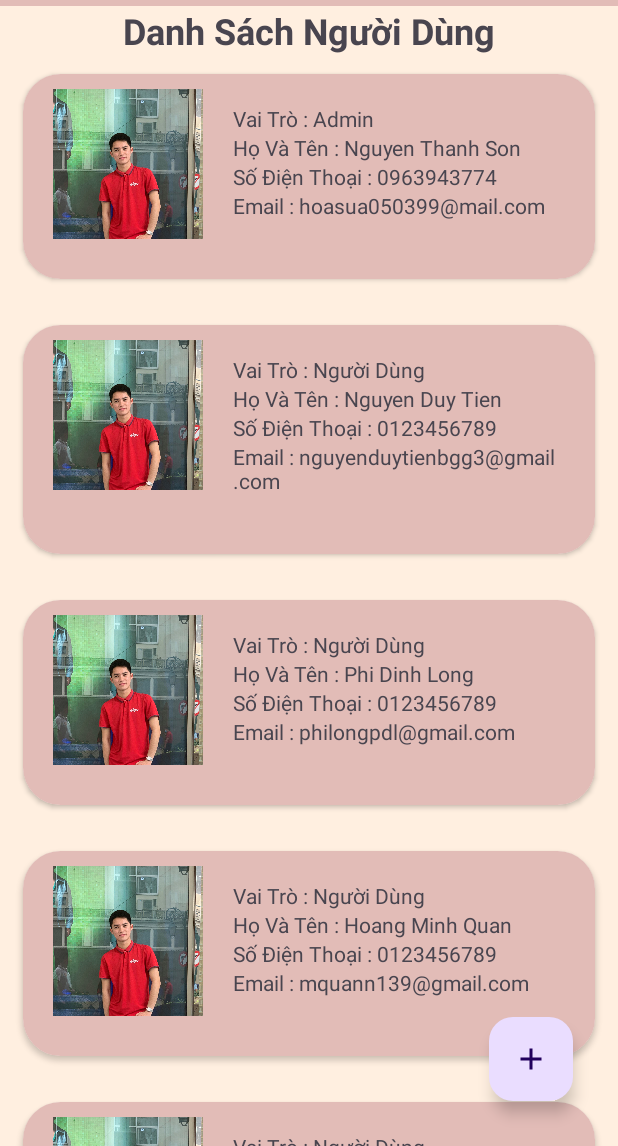
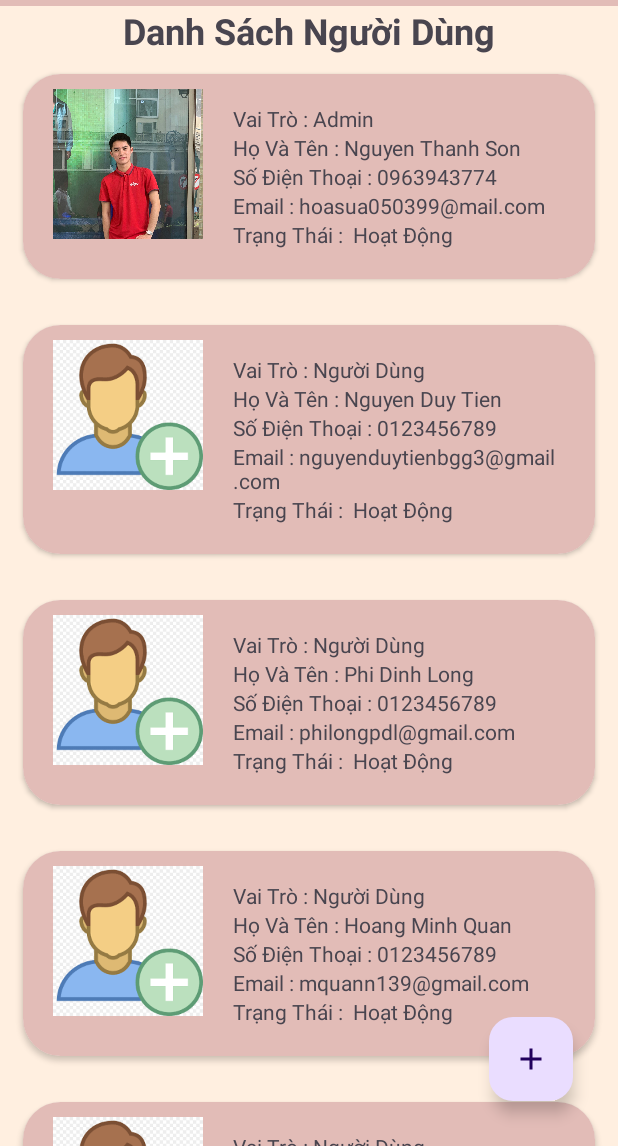
Before and after one commit to thanhson539/DuAn1Application, an Android app: the fragment Ql_NguoiDung_Fragment placed in its activity, after a tap on "Vai Trò : Admin", on a phone screen of 412 x 824 dp, the part 90-1236 px from its top. Run offline under Robolectric (Android 15) with nearby library versions, the phone set to English and light mode, and no system bars; our stand-ins replace Picasso.

Commit message:
Update lấy ảnh ngời dùng - QLNguoidung

```diff
--- a/app/src/main/java/md18202/nhom2/duan1application/Adapters/NguoiDungAdapter.java
+++ b/app/src/main/java/md18202/nhom2/duan1application/Adapters/NguoiDungAdapter.java
@@ -1,6 +1,7 @@
 package md18202.nhom2.duan1application.Adapters;
 
 import android.content.Context;
+import android.net.Uri;
 import android.view.LayoutInflater;
 import android.view.View;
 import android.view.ViewGroup;
@@ -22,6 +23,8 @@ import android.graphics.Canvas;
 import android.graphics.Paint;
 
 import com.squareup.picasso.Transformation;
+
+
 
 public class NguoiDungAdapter extends RecyclerView.Adapter<NguoiDungAdapter.MyViewHover> {
 
@@ -48,13 +51,24 @@ public class NguoiDungAdapter extends RecyclerView.Adapter<NguoiDungAdapter.MyVi
         if (list.get(position).getLoaiTaiKhoan() == 1){
             holder.txtLoaiNguoiDung.setText("Vai Trò : Admin");
         }else {holder.txtLoaiNguoiDung.setText("Vai Trò : Người Dùng");}
+        String imgSrc = list.get(position).getImgSrc();
+        int resourceId = context.getResources().getIdentifier(imgSrc, "drawable", context.getPackageName());
+
+
+
+
+        Picasso.get()
+                    .load(resourceId) // Thay thế bằng đường dẫn hoặc resource ID của ảnh đại diện
+                    .transform(new MyViewHover.CircleTransform() )
+                    .into(holder.imgNguoiDung);
+
 
         holder.txtTenNguoiDung.setText("Họ Và Tên : "+ list.get(position).getHoTen());
         holder.txtSDTNguoiDung.setText("Số Điện Thoại : "+ list.get(position).getSoDienThoai());
         holder.txtEmailNguoiDung.setText("Email : " + list.get(position).getEmail());
-//        if (list.get(position).getLoaiTaiKhoan() == 1){
-//            holder.txtLoaiNguoiDung.setText("Trạng Thái :  Đã Xóa");
-//        }else {holder.txtLoaiNguoiDung.setText("Trạng Thái :  Hoạt Động");}
+        if (list.get(position).getIsXoaMem() == 1){
+            holder.txtIsXoaMem.setText("Trạng Thái :  Đã Xóa");
+        }else {holder.txtIsXoaMem.setText("Trạng Thái :  Hoạt Động");}
 
     }
 
@@ -66,7 +80,7 @@ public class NguoiDungAdapter extends RecyclerView.Adapter<NguoiDungAdapter.MyVi
         return 0;
     }
 
-    public class MyViewHover extends RecyclerView.ViewHolder {
+    public static class MyViewHover extends RecyclerView.ViewHolder {
 
         TextView txtLoaiNguoiDung,txtTenNguoiDung,txtSDTNguoiDung,txtEmailNguoiDung,txtIsXoaMem;
         ImageView imgNguoiDung;
@@ -78,9 +92,21 @@ public class NguoiDungAdapter extends RecyclerView.Adapter<NguoiDungAdapter.MyVi
             txtEmailNguoiDung = itemView.findViewById(R.id.idEmailNguoiDung);
             txtIsXoaMem = itemView.findViewById(R.id.idIsXoaMem);
             imgNguoiDung = itemView.findViewById(R.id.imgNguoiDung);
-            Picasso.get()
-                    .load(R.drawable.avatar_thanh_son) // Thay thế bằng đường dẫn hoặc resource ID của ảnh đại diện
-                    .transform(new Transformation() {
+
+
+
+            itemView.setOnClickListener(new View.OnClickListener() {
+                @Override
+                public void onClick(View view) {
+                    ShowDialogSuaTTNguoiDung();
+                }
+            });
+
+        }
+
+        private void ShowDialogSuaTTNguoiDung() {
+        }
+        private static class CircleTransform implements Transformation {
             @Override
             public Bitmap transform(Bitmap source) {
                 int size = Math.min(source.getWidth(), source.getHeight());
@@ -111,19 +137,6 @@ public class NguoiDungAdapter extends RecyclerView.Adapter<NguoiDungAdapter.MyVi
             public String key() {
                 return "circle";
             }
-                    })
-                    .into(imgNguoiDung);
-
-            itemView.setOnClickListener(new View.OnClickListener() {
-                @Override
-                public void onClick(View view) {
-                    ShowDialogSuaTTNguoiDung();
-                }
-            });
-
-        }
-
-        private void ShowDialogSuaTTNguoiDung() {
         }
     }
 }
--- a/app/src/main/java/md18202/nhom2/duan1application/Databases/DBHelper.java
+++ b/app/src/main/java/md18202/nhom2/duan1application/Databases/DBHelper.java
@@ -78,7 +78,7 @@ public class DBHelper extends SQLiteOpenHelper {
                 "(2,'avatar_mac_dinh', 'Nguyen Duy Tien', '0123456789', 'nguyenduytienbgg3@gmail.com','duytienbgg3','123456', 0,0)," +
                 "(3,'avatar_mac_dinh', 'Phi Dinh Long', '0123456789', 'philongpdl@gmail.com','philongpdl','123456', 0,0)," +
                 "(4,'avatar_mac_dinh', 'Hoang Minh Quan', '0123456789', 'mquann139@gmail.com','mquann139','123456', 0,0)," +
-                "(5,'avatar_mac_dinh', 'Ha Manh Dung', '0375816024', 'hmdung26@gmail.com','hmdung26','123456', 0,1)");
+                "(5,'avatar_mac_dinh', 'Ha Manh Dung', '0375816024', 'hmdung26@gmail.com','hmdung26','123456', 0,0)");
 
         /*2: Bang 'BINHLUAN'
          * Cấu trúc cột: binhLuan_id, nguoiDung_id, noiDung, thoiGian */
```
Lines whose indentation alone changed are shown as unchanged.
